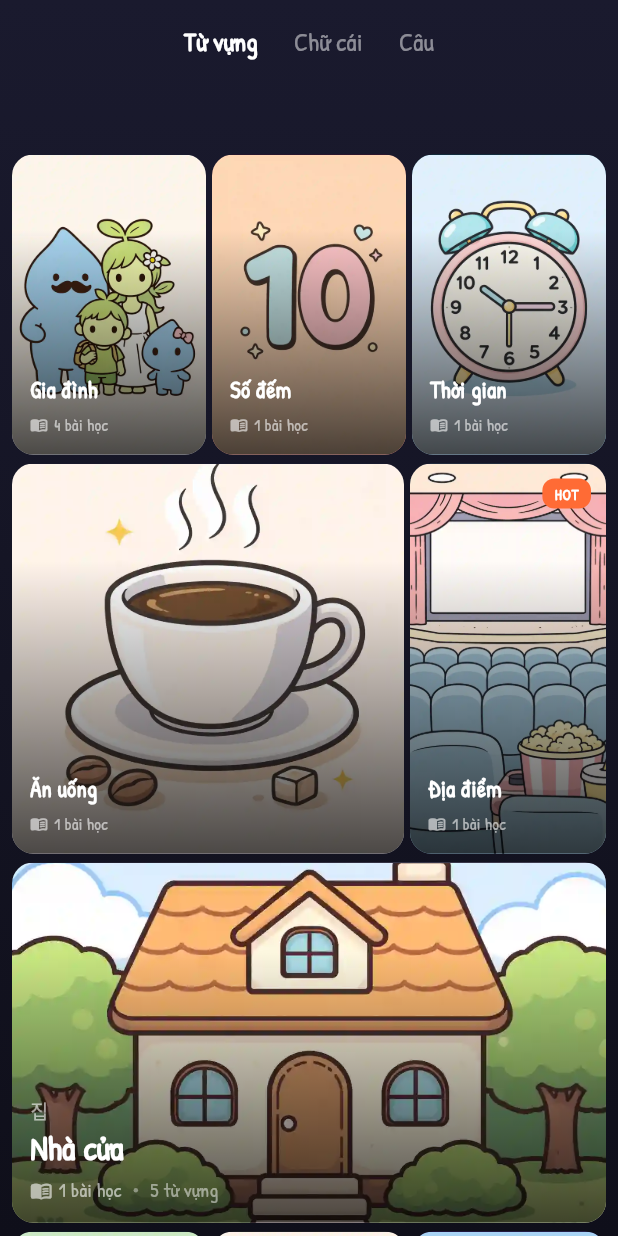
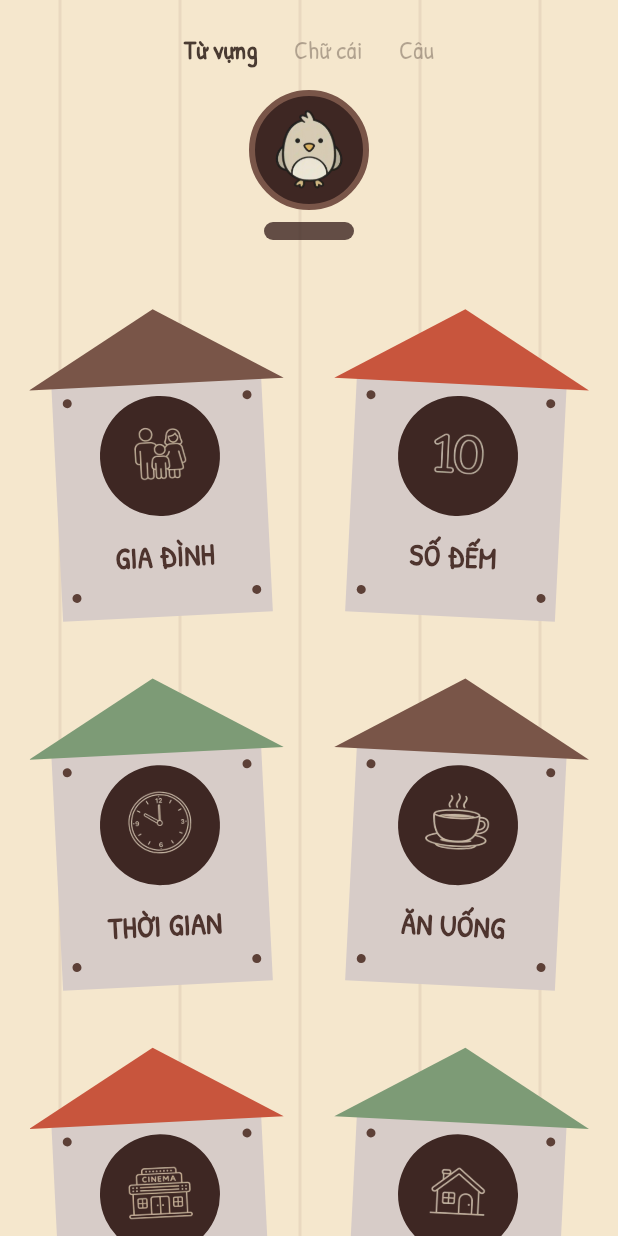
Before and after one commit to harrylam0016/hoc-tieng-han, a Flutter app: the screen it shows after launch, on a phone screen of 412 x 824 dp. Run offline on Flutter 3.47's test engine with Material 3 defaults, Android fonts, the phone set to English and light mode, and no system bars; our stand-ins replace audioplayers, flutter_tts.

Commit message:
update topic selection design: using retro theme

```diff
--- a/hoc_tieng_han/lib/screens/learning_shell_screen.dart
+++ b/hoc_tieng_han/lib/screens/learning_shell_screen.dart
@@ -309,8 +309,10 @@ class _LearningShellScreenState extends State<LearningShellScreen>
   }
 
   Widget _buildHeader(double progress, bool isInLesson, bool showBackButton) {
-    final isOnLessonPath =
-        _currentView == ShellView.lessonPath && !_isTransitioning;
+    final isDarkText =
+        (_currentView == ShellView.lessonPath ||
+            _currentView == ShellView.topics) &&
+        !_isTransitioning;
 
     return Padding(
       padding: const EdgeInsets.symmetric(horizontal: 16, vertical: 8),
@@ -321,25 +323,30 @@ class _LearningShellScreenState extends State<LearningShellScreen>
           Stack(
             alignment: Alignment.center,
             children: [
-              if (showBackButton)
               Align(
                 alignment: Alignment.centerLeft,
+                child: IgnorePointer(
+                  ignoring: !showBackButton,
+                  child: Opacity(
+                    opacity: showBackButton ? 1.0 : 0.0,
                     child: GestureDetector(
                       onTap: _onBackPressed,
                       child: Container(
                         padding: const EdgeInsets.all(8),
                         decoration: BoxDecoration(
-                        color: isOnLessonPath
-                            ? const Color(0xFF3D3D3D).withValues(alpha: 0.08)
+                          color: isDarkText
+                              ? const Color(0xFF4A3B32).withValues(alpha: 0.08)
                               : Colors.black.withValues(alpha: 0.3),
                           shape: BoxShape.circle,
                         ),
                         child: Icon(
                           Icons.arrow_back_ios_new,
-                        color: isOnLessonPath
-                            ? const Color(0xFF3D3D3D)
+                          color: isDarkText
+                              ? const Color(0xFF4A3B32)
                               : Colors.white,
                           size: 18,
+                        ),
+                      ),
                     ),
                   ),
                 ),
@@ -348,11 +355,11 @@ class _LearningShellScreenState extends State<LearningShellScreen>
                 mainAxisAlignment: MainAxisAlignment.center,
                 mainAxisSize: MainAxisSize.min,
                 children: [
-                  _buildMenuItem('Từ vựng', 0, isOnLessonPath),
+                  _buildMenuItem('Từ vựng', 0, isDarkText),
                   const SizedBox(width: 24),
-                  _buildMenuItem('Chữ cái', 1, isOnLessonPath),
+                  _buildMenuItem('Chữ cái', 1, isDarkText),
                   const SizedBox(width: 24),
-                  _buildMenuItem('Câu', 2, isOnLessonPath),
+                  _buildMenuItem('Câu', 2, isDarkText),
                 ],
               ),
             ],
@@ -388,8 +395,8 @@ class _LearningShellScreenState extends State<LearningShellScreen>
         style: TextStyle(
           color: isDarkText
               ? (isSelected
-                    ? const Color(0xFF3D3D3D)
-                    : const Color(0xFF3D3D3D).withValues(alpha: 0.4))
+                    ? const Color(0xFF4A3B32)
+                    : const Color(0xFF4A3B32).withValues(alpha: 0.4))
               : (isSelected
                     ? Colors.white
                     : Colors.white.withValues(alpha: 0.5)),
--- a/hoc_tieng_han/lib/widgets/topic_selection_content.dart
+++ b/hoc_tieng_han/lib/widgets/topic_selection_content.dart
@@ -1,21 +1,20 @@
 import 'package:flutter/material.dart';
+
 import '../data/sample_data.dart';
 import '../models/topic.dart';
 
-/// Gradient colors cho mỗi topic card
-const _topicGradients = [
-  [Color(0xFF1B1B2F), Color(0xFF162447)],
-  [Color(0xFF2D132C), Color(0xFF801336)],
-  [Color(0xFF0B3D4A), Color(0xFF1A5276)],
-  [Color(0xFF1A1A2E), Color(0xFF16213E)],
-  [Color(0xFF2C3E50), Color(0xFF4A6274)],
-  [Color(0xFF1F1C2C), Color(0xFF928DAB)],
-  [Color(0xFF0F2027), Color(0xFF203A43)],
-  [Color(0xFF232526), Color(0xFF414345)],
-  [Color(0xFF2B1055), Color(0xFF7597DE)],
-];
+// Palette matches the "Lesson Path" bright beige concept, but adapted for wood texture
+const _kBgColor = Color(0xFFF5E7CD); // Warm Beige (Background)
+const _kMascotBgColor = Color(0xFF3E2723); // Dark brown for mascot circle bg
 
-/// Widget hiển thị danh sách chủ đề dạng creative grid (TikTok style)
+// Birdhouse Palette
+const _kHouseBodyColor = Color(0xFFD7CCC8); // Light wood
+const _kHouseRoofBrown = Color(0xFF795548); // Darker wood (original)
+const _kHouseRoofRed = Color(0xFFC8553D); // Burnt Orange from Lesson Path
+const _kHouseRoofGreen = Color(0xFF7D9B76); // Sage Green from Lesson Path
+const _kHoleColor = Color(0xFF3E2723); // Dark hollow
+const _kNailColor = Color(0xFF5D4037); // Rust/Dark brown
+
 class TopicSelectionContent extends StatelessWidget {
   final void Function(Topic topic) onTopicSelected;
 
@@ -23,147 +22,169 @@ class TopicSelectionContent extends StatelessWidget {
 
   @override
   Widget build(BuildContext context) {
-    final topics = sampleTopics;
+    return Scaffold(
+      backgroundColor: _kBgColor,
+      body: Stack(
+        fit: StackFit.expand,
+        children: [
+          // 1. Background Texture (Faint wood planks)
+          CustomPaint(painter: _WoodPlankPainter(), size: Size.infinite),
 
-    return Container(
-      decoration: const BoxDecoration(
-        gradient: LinearGradient(
-          begin: Alignment.topCenter,
-          end: Alignment.bottomCenter,
-          colors: [Color(0xFF1a1a2e), Color(0xFF0f0f1a)],
+          SafeArea(
+            child: CustomScrollView(
+              slivers: [
+                // 2. Mascot Header (Scrollable)
+                SliverToBoxAdapter(
+                  child: Column(
+                    children: [
+                      const SizedBox(height: 60), // Space for Shell Header
+                      _buildMascotHeader(),
+                    ],
                   ),
                 ),
-      child: CustomScrollView(
-        slivers: [
-          // Top padding for header (menu bar only, no close button)
-          const SliverToBoxAdapter(child: SizedBox(height: 100)),
-          // Build creative grid rows
-          ..._buildGridRows(topics),
-          // Bottom padding
-          const SliverToBoxAdapter(child: SizedBox(height: 32)),
+
+                // 3. Birdhouse Grid
+                SliverPadding(
+                  padding: const EdgeInsets.symmetric(
+                    horizontal: 16,
+                    vertical: 24,
+                  ),
+                  sliver: SliverGrid(
+                    gridDelegate:
+                        const SliverGridDelegateWithFixedCrossAxisCount(
+                          crossAxisCount: 2,
+                          childAspectRatio: 0.85, // Taller for house shape
+                          crossAxisSpacing: 16,
+                          mainAxisSpacing: 32,
+                        ),
+                    delegate: SliverChildBuilderDelegate((context, index) {
+                      return _BirdhouseItem(
+                        topic: sampleTopics[index],
+                        index: index,
+                        onTap: () => onTopicSelected(sampleTopics[index]),
+                      );
+                    }, childCount: sampleTopics.length),
+                  ),
+                ),
+              ],
+            ),
+          ),
         ],
       ),
     );
   }
 
-  List<Widget> _buildGridRows(List<Topic> topics) {
-    final List<Widget> rows = [];
-    int i = 0;
-    int patternIndex = 0;
-
-    while (i < topics.length) {
-      final remaining = topics.length - i;
-      final pattern = patternIndex % 3;
-
-      switch (pattern) {
-        case 0:
-          // Row pattern A: 3 equal cards
-          if (remaining >= 3) {
-            rows.add(
-              SliverToBoxAdapter(
-                child: _buildRowThreeEqual(
-                  topics[i],
-                  topics[i + 1],
-                  topics[i + 2],
-                  i,
+  Widget _buildMascotHeader() {
+    return Container(
+      margin: const EdgeInsets.only(bottom: 20),
+      child: Column(
+        children: [
+          Container(
+            width: 80,
+            height: 80,
+            decoration: BoxDecoration(
+              shape: BoxShape.circle,
+              color: _kMascotBgColor,
+              border: Border.all(color: _kHouseRoofBrown, width: 4),
+              // No shadow
+            ),
+            child: Padding(
+              padding: const EdgeInsets.all(8.0),
+              child: Image.asset(
+                'assets/images/water.webp', // Updated to .webp
+                fit: BoxFit.contain,
+                errorBuilder: (context, error, stackTrace) =>
+                    const Icon(Icons.pets, color: Colors.white, size: 40),
               ),
             ),
-            );
-            i += 3;
-          } else if (remaining == 2) {
-            rows.add(
-              SliverToBoxAdapter(
-                child: _buildRowTwoEqual(topics[i], topics[i + 1], i),
           ),
-            );
-            i += 2;
-          } else {
-            rows.add(
-              SliverToBoxAdapter(child: _buildRowFeatured(topics[i], i)),
-            );
-            i += 1;
-          }
-          break;
-
-        case 1:
-          // Row pattern B: 1 large + 1 small
-          if (remaining >= 2) {
-            rows.add(
-              SliverToBoxAdapter(
-                child: _buildRowLargeSmall(topics[i], topics[i + 1], i),
+          const SizedBox(height: 8),
+          Container(
+            width: 60,
+            height: 12,
+            decoration: BoxDecoration(
+              color: _kMascotBgColor.withValues(alpha: 0.8),
+              borderRadius: BorderRadius.circular(12),
             ),
-            );
-            i += 2;
-          } else {
-            rows.add(
-              SliverToBoxAdapter(child: _buildRowFeatured(topics[i], i)),
-            );
-            i += 1;
-          }
-          break;
-
-        case 2:
-          // Row pattern C: 1 full-width featured card
-          rows.add(SliverToBoxAdapter(child: _buildRowFeatured(topics[i], i)));
-          i += 1;
-          break;
-      }
-      patternIndex++;
-    }
-
-    return rows;
-  }
-
-  // === Row Pattern A: 3 equal cards ===
-  Widget _buildRowThreeEqual(Topic t1, Topic t2, Topic t3, int startIndex) {
-    return Padding(
-      padding: const EdgeInsets.symmetric(horizontal: 8, vertical: 3),
-      child: Row(
-        children: [
-          Expanded(child: _buildCard(t1, startIndex, height: 200)),
-          const SizedBox(width: 4),
-          Expanded(child: _buildCard(t2, startIndex + 1, height: 200)),
-          const SizedBox(width: 4),
-          Expanded(child: _buildCard(t3, startIndex + 2, height: 200)),
+          ),
         ],
       ),
     );
   }
-
-  // === Row Pattern: 2 equal cards ===
-  Widget _buildRowTwoEqual(Topic t1, Topic t2, int startIndex) {
-    return Padding(
-      padding: const EdgeInsets.symmetric(horizontal: 8, vertical: 3),
-      child: Row(
-        children: [
-          Expanded(child: _buildCard(t1, startIndex, height: 220)),
-          const SizedBox(width: 4),
-          Expanded(child: _buildCard(t2, startIndex + 1, height: 220)),
-        ],
-      ),
-    );
 }
 
-  // === Row Pattern B: 1 large (2/3) + 1 small (1/3) ===
-  Widget _buildRowLargeSmall(Topic large, Topic small, int startIndex) {
-    return Padding(
-      padding: const EdgeInsets.symmetric(horizontal: 8, vertical: 3),
-      child: SizedBox(
-        height: 260,
-        child: Row(
+class _BirdhouseItem extends StatelessWidget {
+  final Topic topic;
+  final int index;
+  final VoidCallback onTap;
+
+  const _BirdhouseItem({
+    required this.topic,
+    required this.index,
+    required this.onTap,
+  });
+
+  @override
+  Widget build(BuildContext context) {
+    // Subtle organic tilt
+    final double rotateAmt = (index % 2 == 0 ? -0.05 : 0.05);
+
+    // Roof Color: Cycle through Brown, Red, Green
+    final colorIndex = index % 3;
+    final roofColor = colorIndex == 0
+        ? _kHouseRoofBrown
+        : (colorIndex == 1 ? _kHouseRoofRed : _kHouseRoofGreen);
+
+    return GestureDetector(
+      onTap: onTap,
+      child: Transform(
+        alignment: Alignment.center,
+        transform: Matrix4.rotationZ(rotateAmt),
+        child: Stack(
+          alignment: Alignment.center,
           children: [
-            Expanded(
-              flex: 2,
-              child: _buildCard(large, startIndex, height: 260),
+            // House Shape (Body + Roof)
+            CustomPaint(
+              size: const Size(160, 200),
+              painter: _BirdhousePainter(roofColor: roofColor),
             ),
-            const SizedBox(width: 4),
-            Expanded(
-              flex: 1,
-              child: _buildCard(
-                small,
-                startIndex + 1,
-                height: 260,
-                showBadge: true,
+
+            // Entrance Hole & Content
+            Positioned(
+              top: 60, // Below roof
+              child: Column(
+                children: [
+                  Container(
+                    width: 80,
+                    height: 80,
+                    decoration: const BoxDecoration(
+                      shape: BoxShape.circle,
+                      color: _kHoleColor,
+                    ),
+                    child: Center(
+                      child: Padding(
+                        padding: const EdgeInsets.all(4.0),
+                        child: Image.asset(
+                          topic.imagePath,
+                          fit: BoxFit.contain,
+                          errorBuilder: (context, error, stackTrace) =>
+                              const Icon(Icons.star, color: Colors.amber),
+                        ),
+                      ),
+                    ),
+                  ),
+                  const SizedBox(height: 12),
+                  // Topic Name
+                  Text(
+                    topic.name.toUpperCase(),
+                    style: const TextStyle(
+                      fontFamily: 'PatrickHand',
+                      fontSize: 20,
+                      fontWeight: FontWeight.w800,
+                      color: Color(0xFF4E342E), // Dark wood text
+                    ),
+                  ),
+                ],
               ),
             ),
           ],
@@ -171,179 +192,91 @@ class TopicSelectionContent extends StatelessWidget {
       ),
     );
   }
-
-  // === Row Pattern C: Full-width featured card ===
-  Widget _buildRowFeatured(Topic topic, int index) {
-    return Padding(
-      padding: const EdgeInsets.symmetric(horizontal: 8, vertical: 3),
-      child: _buildCard(topic, index, height: 240, isFeatured: true),
-    );
 }
 
-  // === Individual Card ===
-  Widget _buildCard(
-    Topic topic,
-    int index, {
-    required double height,
-    bool isFeatured = false,
-    bool showBadge = false,
-  }) {
-    final gradientColors = _topicGradients[index % _topicGradients.length];
-    final lessonCount = topic.lessons.length;
-    final totalWords = topic.lessons.fold<int>(
-      0,
-      (sum, l) => sum + l.words.length,
-    );
+class _BirdhousePainter extends CustomPainter {
+  final Color roofColor;
 
-    return GestureDetector(
-      onTap: () => onTopicSelected(topic),
-      child: Container(
-        height: height,
-        decoration: BoxDecoration(
-          borderRadius: BorderRadius.circular(14),
-          gradient: LinearGradient(
-            begin: Alignment.topLeft,
-            end: Alignment.bottomRight,
-            colors: [gradientColors[0], gradientColors[1]],
-          ),
-        ),
-        child: ClipRRect(
-          borderRadius: BorderRadius.circular(14),
-          child: Stack(
-            fit: StackFit.expand,
-            children: [
-              // Image background
-              Positioned.fill(
-                child: Image.asset(
-                  topic.imagePath,
-                  fit: BoxFit.cover,
-                  errorBuilder: (context, error, stackTrace) {
-                    return Container(
-                      color: Colors.white.withValues(alpha: 0.1),
-                    );
-                  },
-                ),
-              ),
+  _BirdhousePainter({required this.roofColor});
 
-              // Dark gradient overlay at bottom
-              Positioned.fill(
-                child: DecoratedBox(
-                  decoration: BoxDecoration(
-                    gradient: LinearGradient(
-                      begin: Alignment.topCenter,
-                      end: Alignment.bottomCenter,
-                      colors: [
-                        Colors.transparent,
-                        Colors.black.withValues(alpha: 0.7),
-                      ],
-                      stops: const [0.25, 1.0],
-                    ),
-                  ),
-                ),
-              ),
+  @override
+  void paint(Canvas canvas, Size size) {
+    final w = size.width;
+    final h = size.height;
 
-              // Badge (HOT)
-              if (showBadge)
-                Positioned(
-                  top: 10,
-                  right: 10,
-                  child: Container(
-                    padding: const EdgeInsets.symmetric(
-                      horizontal: 8,
-                      vertical: 3,
-                    ),
-                    decoration: BoxDecoration(
-                      color: const Color(0xFFFF6B35),
-                      borderRadius: BorderRadius.circular(8),
-                    ),
-                    child: const Text(
-                      'HOT',
-                      style: TextStyle(
-                        color: Colors.white,
-                        fontSize: 10,
-                        fontWeight: FontWeight.w800,
-                        letterSpacing: 0.5,
-                      ),
-                    ),
-                  ),
-                ),
+    // Shadows - Removed per request
 
-              // Content: name + lesson count
-              Positioned(
-                left: 12,
-                right: 12,
-                bottom: 12,
-                child: Column(
-                  crossAxisAlignment: CrossAxisAlignment.start,
-                  mainAxisSize: MainAxisSize.min,
-                  children: [
-                    if (isFeatured) ...[
-                      Text(
-                        topic.koreanName,
-                        style: TextStyle(
-                          color: Colors.white.withValues(alpha: 0.6),
-                          fontSize: 13,
-                          fontWeight: FontWeight.w500,
-                        ),
-                      ),
-                      const SizedBox(height: 2),
-                    ],
-                    Text(
-                      topic.name,
-                      style: TextStyle(
-                        color: Colors.white,
-                        fontSize: isFeatured ? 22 : 15,
-                        fontWeight: FontWeight.w700,
-                        height: 1.2,
-                      ),
-                      maxLines: 2,
-                      overflow: TextOverflow.ellipsis,
-                    ),
-                    const SizedBox(height: 6),
-                    Row(
-                      children: [
-                        Icon(
-                          Icons.menu_book_rounded,
-                          color: Colors.white.withValues(alpha: 0.6),
-                          size: isFeatured ? 15 : 12,
-                        ),
-                        const SizedBox(width: 4),
-                        Text(
-                          '$lessonCount bài học',
-                          style: TextStyle(
-                            color: Colors.white.withValues(alpha: 0.6),
-                            fontSize: isFeatured ? 13 : 11,
-                            fontWeight: FontWeight.w500,
-                          ),
-                        ),
-                        if (isFeatured) ...[
-                          const SizedBox(width: 8),
-                          Container(
-                            width: 3,
-                            height: 3,
-                            decoration: BoxDecoration(
-                              color: Colors.white.withValues(alpha: 0.4),
-                              shape: BoxShape.circle,
-                            ),
-                          ),
-                          const SizedBox(width: 8),
-                          Text(
-                            '$totalWords từ vựng',
-                            style: TextStyle(
-                              color: Colors.white.withValues(alpha: 0.5),
-                              fontSize: 13,
-                            ),
-                          ),
-                        ],
-                      ],
-                    ),
-                  ],
-                ),
-              ),
-            ],
-          ),
-        ),
-      ),
-    );
+    // Body Paint
+    final bodyPaint = Paint()..color = _kHouseBodyColor;
+    final roofPaint = Paint()..color = roofColor;
+    final nailPaint = Paint()..color = _kNailColor;
+
+    // 1. Draw Shadow - Removed
+    // final path = Path()...
+    // canvas.drawPath(path.shift(const Offset(4, 6)), shadowPaint);
+
+    // 2. Draw Body (Rectangle)
+    // Start slightly below roof peak
+    final bodyRect = Rect.fromLTWH(10, 40, w - 20, h - 40);
+    // Draw "planks" on body?
+    canvas.drawRect(bodyRect, bodyPaint);
+
+    // 3. Draw Roof
+    final roofPath = Path();
+    roofPath.moveTo(0, 40);
+    roofPath.lineTo(w / 2, 0);
+    roofPath.lineTo(w, 40);
+    roofPath.lineTo(w - 10, 40); // Overhang return
+    roofPath.lineTo(w / 2, 10); // Inner peak
+    roofPath.lineTo(10, 40);
+    roofPath.close();
+
+    // Fill roof
+    // Actually standard triangle roof looks better
+    final simpleRoof = Path();
+    simpleRoof.moveTo(-10, 45); // Extend past body
+    simpleRoof.lineTo(w / 2, -5);
+    simpleRoof.lineTo(w + 10, 45);
+    simpleRoof.lineTo(w, 45);
+    simpleRoof.lineTo(w / 2, 5);
+    simpleRoof.lineTo(0, 45);
+    simpleRoof.close();
+
+    // Draw main roof triangle
+    final mainRoof = Path();
+    mainRoof.moveTo(-5, 45);
+    mainRoof.lineTo(w / 2, -5);
+    mainRoof.lineTo(w + 5, 45);
+    mainRoof.close();
+    canvas.drawPath(mainRoof, roofPaint);
+
+    // 4. Nails
+    canvas.drawCircle(Offset(20, 55), 3, nailPaint);
+    canvas.drawCircle(Offset(w - 20, 55), 3, nailPaint);
+    canvas.drawCircle(Offset(20, h - 15), 3, nailPaint);
+    canvas.drawCircle(Offset(w - 20, h - 15), 3, nailPaint);
+  }
+
+  @override
+  bool shouldRepaint(covariant CustomPainter oldDelegate) => false;
+}
+
+// Simple wood plank background
+class _WoodPlankPainter extends CustomPainter {
+  @override
+  void paint(Canvas canvas, Size size) {
+    // Just vertical faint lines
+    final paint = Paint()
+      ..color = Colors.brown.withValues(alpha: 0.1)
+      ..strokeWidth = 2;
+
+    double x = 40;
+    while (x < size.width) {
+      canvas.drawLine(Offset(x, 0), Offset(x, size.height), paint);
+      x += 80; // Wide planks
     }
   }
+
+  @override
+  bool shouldRepaint(CustomPainter oldDelegate) => false;
+}
```
Also changed, not shown: hoc_tieng_han/assets/images/bus.webp, hoc_tieng_han/assets/images/cinema.webp, hoc_tieng_han/assets/images/clock.webp, hoc_tieng_han/assets/images/dog.webp, hoc_tieng_han/assets/images/drink.webp, hoc_tieng_han/assets/images/family.webp, hoc_tieng_han/assets/images/heart.webp, hoc_tieng_han/assets/images/house.webp, hoc_tieng_han/assets/images/number.webp, hoc_tieng_han/assets/images/sale.webp. Lines whose indentation alone changed are shown as unchanged.
